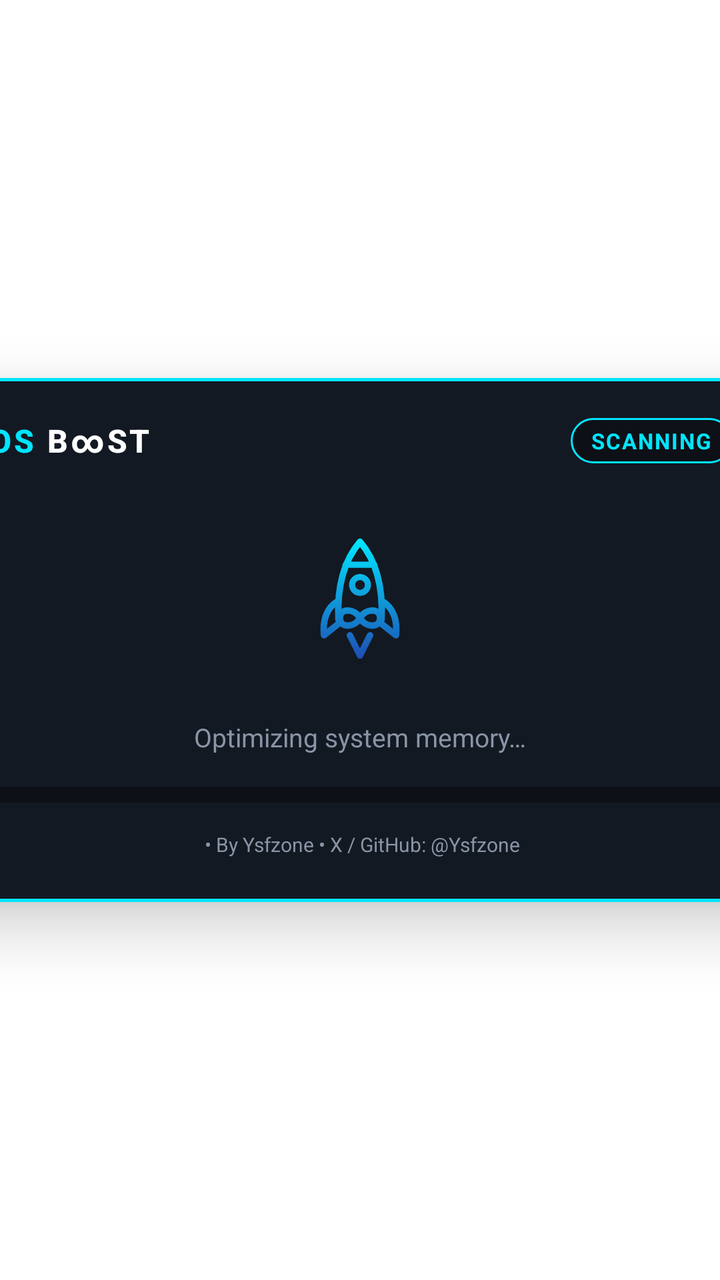
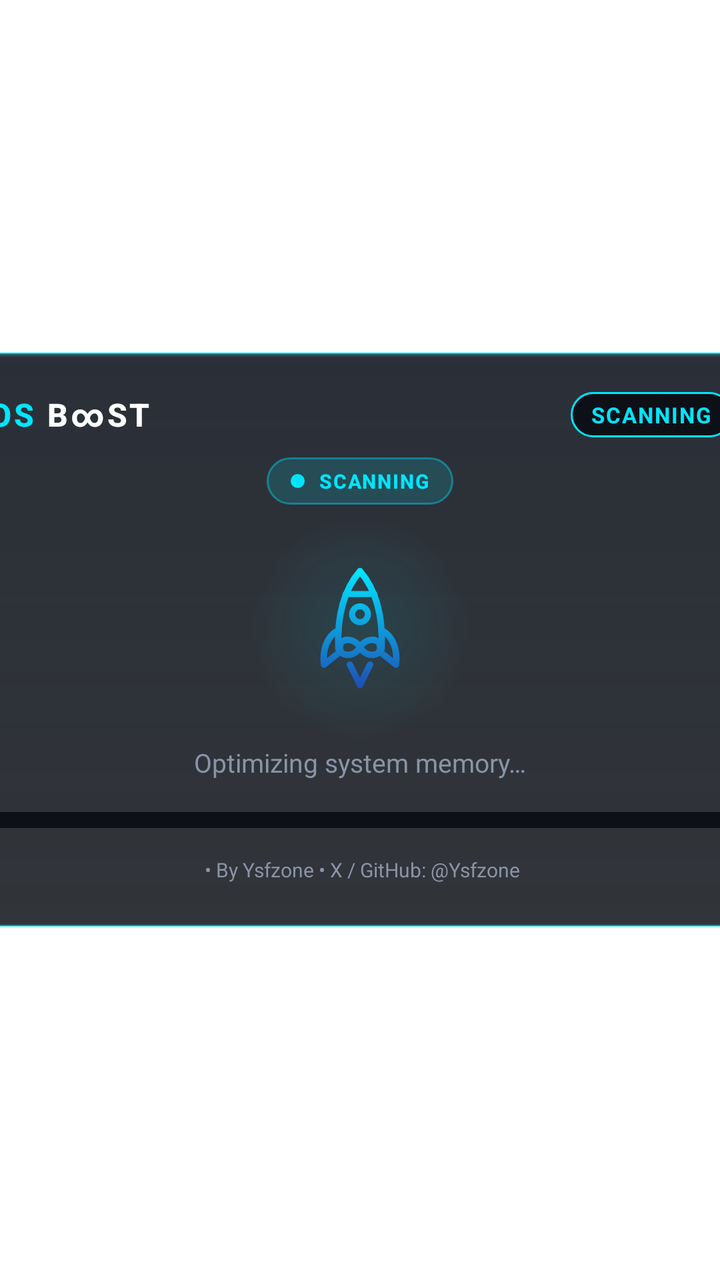

The first picture is an Android layout as it rendered before a commit; the second is the same layout after the commit. The layout source and the unified diff follow.
<!-- AndroidManifest.xml: application theme Theme.OsBoost.Translucent -->
<!-- res/layout/activity_main.xml -->
<?xml version="1.0" encoding="utf-8"?>
<FrameLayout xmlns:android="http://schemas.android.com/apk/res/android"
    android:id="@+id/rootContainer"
    android:layout_width="match_parent"
    android:layout_height="match_parent"
    android:clipChildren="false"
    android:clipToPadding="false">

    <LinearLayout
        android:id="@+id/popupCard"
        android:layout_width="420dp"
        android:layout_height="wrap_content"
        android:layout_gravity="center"
        android:background="@drawable/bg_popup_neon"
        android:clipChildren="false"
        android:clipToPadding="false"
        android:elevation="18dp"
        android:orientation="vertical"
        android:paddingStart="24dp"
        android:paddingTop="20dp"
        android:paddingEnd="24dp"
        android:paddingBottom="22dp">

        
        <LinearLayout
            android:layout_width="match_parent"
            android:layout_height="wrap_content"
            android:gravity="center_vertical"
            android:orientation="horizontal">

            <TextView
                android:id="@+id/tvAppTitleOs"
                android:layout_width="wrap_content"
                android:layout_height="wrap_content"
                android:fontFamily="sans-serif-medium"
                android:letterSpacing="0.08"
                android:text="OS "
                android:textColor="@color/brand_cyan_electric"
                android:textSize="16sp"
                android:textStyle="bold" />

            <TextView
                android:id="@+id/tvAppTitle"
                android:layout_width="wrap_content"
                android:layout_height="wrap_content"
                android:fontFamily="sans-serif-medium"
                android:letterSpacing="0.08"
                android:text="B∞ST"
                android:textColor="@color/brand_white_pure"
                android:textSize="16sp"
                android:textStyle="bold" />

            <View
                android:layout_width="0dp"
                android:layout_height="1dp"
                android:layout_weight="1" />

            <TextView
                android:id="@+id/tvStatusBadge"
                android:layout_width="wrap_content"
                android:layout_height="wrap_content"
                android:background="@drawable/bg_badge_neon"
                android:letterSpacing="0.06"
                android:paddingStart="10dp"
                android:paddingTop="4dp"
                android:paddingEnd="10dp"
                android:paddingBottom="4dp"
                android:text="@string/status_scanning"
                android:textColor="@color/brand_cyan_electric"
                android:textSize="11sp"
                android:textStyle="bold" />
        </LinearLayout>

        
        <FrameLayout
            android:id="@+id/rocketStage"
            android:layout_width="match_parent"
            android:layout_height="112dp"
            android:layout_marginTop="12dp"
            android:clipChildren="false"
            android:clipToPadding="false">

            <ImageView
                android:id="@+id/ivFlame"
                android:layout_width="28dp"
                android:layout_height="28dp"
                android:layout_gravity="center"
                android:layout_marginTop="34dp"
                android:alpha="0"
                android:contentDescription="@null"
                android:src="@drawable/ic_flame" />

            <ImageView
                android:id="@+id/ivRocket"
                android:layout_width="72dp"
                android:layout_height="72dp"
                android:layout_gravity="center"
                android:contentDescription="@string/cd_rocket"
                android:src="@drawable/ic_osboost_rocket" />
        </FrameLayout>

        
        <TextView
            android:id="@+id/tvScanningLabel"
            android:layout_width="match_parent"
            android:layout_height="wrap_content"
            android:layout_marginTop="4dp"
            android:gravity="center"
            android:text="@string/label_scanning_ram"
            android:textColor="@color/brand_silver_muted"
            android:textSize="13sp" />

        
        <LinearLayout
            android:id="@+id/llResults"
            android:layout_width="match_parent"
            android:layout_height="wrap_content"
            android:gravity="center_horizontal"
            android:orientation="vertical"
            android:visibility="gone">

            <TextView
                android:id="@+id/tvAvailableLabel"
                android:layout_width="wrap_content"
                android:layout_height="wrap_content"
                android:text="@string/label_available_ram"
                android:textColor="@color/brand_silver_muted"
                android:textSize="12sp" />

            <TextView
                android:id="@+id/tvHeroRam"
                android:layout_width="wrap_content"
                android:layout_height="wrap_content"
                android:layout_marginTop="2dp"
                android:fontFamily="sans-serif-medium"
                android:textColor="@color/brand_white_pure"
                android:textSize="36sp"
                android:textStyle="bold" />

            <TextView
                android:id="@+id/tvDeltaBadge"
                android:layout_width="wrap_content"
                android:layout_height="wrap_content"
                android:layout_marginTop="6dp"
                android:background="@drawable/bg_badge_neon"
                android:paddingStart="12dp"
                android:paddingTop="4dp"
                android:paddingEnd="12dp"
                android:paddingBottom="4dp"
                android:textColor="@color/brand_cyan_electric"
                android:textSize="13sp"
                android:textStyle="bold" />
        </LinearLayout>

        
        <ProgressBar
            android:id="@+id/pbRam"
            style="?android:attr/progressBarStyleHorizontal"
            android:layout_width="match_parent"
            android:layout_height="8dp"
            android:layout_marginTop="16dp"
            android:max="100"
            android:progress="0"
            android:progressDrawable="@drawable/progress_neon" />

        
        <TextView
            android:id="@+id/tvRamUsage"
            android:layout_width="match_parent"
            android:layout_height="wrap_content"
            android:layout_marginTop="8dp"
            android:gravity="center"
            android:textColor="@color/brand_silver_muted"
            android:textSize="12sp"
            android:visibility="gone" />

        
        <Button
            android:id="@+id/btnUpdate"
            android:layout_width="match_parent"
            android:layout_height="40dp"
            android:layout_marginTop="14dp"
            android:background="@drawable/bg_update_button"
            android:focusable="true"
            android:focusableInTouchMode="true"
            android:nextFocusUp="@id/btnUpdate"
            android:nextFocusDown="@id/btnUpdate"
            android:nextFocusLeft="@id/btnUpdate"
            android:nextFocusRight="@id/btnUpdate"
            android:textAllCaps="false"
            android:textColor="@color/brand_cyan_electric"
            android:textSize="13sp"
            android:textStyle="bold"
            android:visibility="gone" />

        
        <LinearLayout
            android:layout_width="match_parent"
            android:layout_height="wrap_content"
            android:layout_marginTop="14dp"
            android:gravity="center"
            android:layoutDirection="ltr"
            android:orientation="horizontal">

            <TextView
                android:id="@+id/tvFooterVersion"
                android:layout_width="wrap_content"
                android:layout_height="wrap_content"
                android:fontFamily="sans-serif-medium"
                android:textColor="@color/brand_cyan_electric"
                android:textSize="10sp"
                android:textStyle="bold" />

            <TextView
                android:id="@+id/tvFooterAttribution"
                android:layout_width="wrap_content"
                android:layout_height="wrap_content"
                android:text=" • By Ysfzone • X / GitHub: @Ysfzone"
                android:textColor="@color/brand_silver_muted"
                android:textSize="10sp" />
        </LinearLayout>

    </LinearLayout>

</FrameLayout>
<!-- resources referenced by this layout -->
<resources>
  <color name="brand_cyan_electric">#00E5FF</color>
  <color name="brand_silver_muted">#8A94A6</color>
  <color name="brand_white_pure">#FFFFFF</color>
  <!-- drawable bg_badge_neon (drawable) -->
  <?xml version="1.0" encoding="utf-8"?>
  <shape xmlns:android="http://schemas.android.com/apk/res/android"
      android:shape="rectangle">
      <solid android:color="@color/brand_bg_obsidian" />
      <corners android:radius="12dp" />
      <stroke
          android:width="1dp"
          android:color="@color/brand_cyan_electric" />
  </shape>
  <!-- drawable bg_popup_neon (drawable) -->
  <?xml version="1.0" encoding="utf-8"?>
  <shape xmlns:android="http://schemas.android.com/apk/res/android"
      android:shape="rectangle">
      <solid android:color="@color/brand_bg_slate" />
      <corners android:radius="20dp" />
      <stroke
          android:width="1.5dp"
          android:color="@color/brand_cyan_electric" />
  </shape>
  <!-- drawable ic_flame (drawable) -->
  <?xml version="1.0" encoding="utf-8"?>
  <vector xmlns:android="http://schemas.android.com/apk/res/android"
      android:width="32dp"
      android:height="32dp"
      android:viewportWidth="32"
      android:viewportHeight="32">
  
      <path
          android:fillAlpha="0.55"
          android:fillColor="@color/brand_cyan_electric"
          android:pathData="M9,2 L23,2 C23,12 19,24 16,30 C13,24 9,12 9,2 Z" />
  
      <path
          android:fillAlpha="0.9"
          android:fillColor="@color/brand_white_pure"
          android:pathData="M12,2 L20,2 C20,9 17.8,18 16,22 C14.2,18 12,9 12,2 Z" />
  
  </vector>
  <string name="cd_rocket">OS BOOST Rocket</string>
  <string name="label_available_ram">Available RAM</string>
  <string name="label_scanning_ram">Optimizing system memory…</string>
  <string name="status_scanning">SCANNING</string>
  <style name="Theme.OsBoost.Translucent" parent="@android:style/Theme.Translucent.NoTitleBar">
          <item name="android:windowBackground">@android:color/transparent</item>
          <item name="android:windowIsTranslucent">true</item>
          <item name="android:windowNoTitle">true</item>
          <item name="android:windowContentOverlay">@null</item>
          <item name="android:backgroundDimEnabled">true</item>
          <item name="android:backgroundDimAmount">0.55</item>
          <item name="android:windowAnimationStyle">@null</item>
      </style>
  <color name="brand_bg_obsidian">#0D1117</color>
  <color name="brand_bg_slate">#131922</color>
  <color name="brand_blue_cobalt">#1E50B5</color>
  <!-- unchanged entries left out for length: 3 -->
</resources>

<!-- the commit's change to res/layout/activity_main.xml (unified diff, before → after) -->
@@ -72,13 +72,55 @@
         </LinearLayout>
 
         
+        <LinearLayout
+            android:id="@+id/llModePill"
+            android:layout_width="wrap_content"
+            android:layout_height="wrap_content"
+            android:layout_gravity="center_horizontal"
+            android:layout_marginTop="10dp"
+            android:background="@drawable/bg_mode_pill"
+            android:gravity="center_vertical"
+            android:orientation="horizontal"
+            android:paddingStart="12dp"
+            android:paddingTop="5dp"
+            android:paddingEnd="12dp"
+            android:paddingBottom="5dp">
+
+            <ImageView
+                android:id="@+id/ivModeDot"
+                android:layout_width="7dp"
+                android:layout_height="7dp"
+                android:contentDescription="@null"
+                android:src="@drawable/dot_glow_cyan" />
+
+            <TextView
+                android:id="@+id/tvModeLabel"
+                android:layout_width="wrap_content"
+                android:layout_height="wrap_content"
+                android:layout_marginStart="7dp"
+                android:fontFamily="sans-serif-medium"
+                android:letterSpacing="0.06"
+                android:text="@string/status_scanning"
+                android:textColor="@color/brand_cyan_electric"
+                android:textSize="10sp"
+                android:textStyle="bold" />
+        </LinearLayout>
+
+        
         <FrameLayout
             android:id="@+id/rocketStage"
             android:layout_width="match_parent"
-            android:layout_height="112dp"
-            android:layout_marginTop="12dp"
+            android:layout_height="108dp"
+            android:layout_marginTop="8dp"
             android:clipChildren="false"
             android:clipToPadding="false">
+
+            <View
+                android:id="@+id/viewRocketAura"
+                android:layout_width="112dp"
+                android:layout_height="112dp"
+                android:layout_gravity="center"
+                android:background="@drawable/bg_rocket_aura" />
 
             <ImageView
                 android:id="@+id/ivFlame"
<!-- resource entries referenced after the edit -->
@@ -13,15 +13,62 @@
           android:width="1dp"
           android:color="@color/brand_cyan_electric" />
   </shape>
-  <!-- drawable bg_popup_neon (drawable) -->
+  <!-- drawable bg_mode_pill (drawable) -->
   <?xml version="1.0" encoding="utf-8"?>
   <shape xmlns:android="http://schemas.android.com/apk/res/android"
       android:shape="rectangle">
-      <solid android:color="@color/brand_bg_slate" />
-      <corners android:radius="20dp" />
+      <solid android:color="#2600E5FF" />
+      <corners android:radius="16dp" />
       <stroke
-          android:width="1.5dp"
-          android:color="@color/brand_cyan_electric" />
+          android:width="1dp"
+          android:color="#6600E5FF" />
+  </shape>
+  <!-- drawable bg_popup_neon (drawable) -->
+  <?xml version="1.0" encoding="utf-8"?>
+  <layer-list xmlns:android="http://schemas.android.com/apk/res/android">
+      
+      <item>
+          <shape android:shape="rectangle">
+              <gradient
+                  android:angle="270"
+                  android:endColor="#D90D1117"
+                  android:startColor="#E6131922" />
+              <corners android:radius="20dp" />
+              <stroke
+                  android:width="1.2dp"
+                  android:color="#7300E5FF" />
+          </shape>
+      </item>
+      
+      <item
+          android:gravity="top"
+          android:left="24dp"
+          android:right="24dp"
+          android:top="1.5dp">
+          <shape android:shape="rectangle">
+              <size android:height="1dp" />
+              <solid android:color="#14FFFFFF" />
+          </shape>
+      </item>
+  </layer-list>
+  <!-- drawable bg_rocket_aura (drawable) -->
+  <?xml version="1.0" encoding="utf-8"?>
+  <shape xmlns:android="http://schemas.android.com/apk/res/android"
+      android:shape="oval">
+      <gradient
+          android:endColor="#000D1117"
+          android:gradientRadius="56dp"
+          android:startColor="#1A00E5FF"
+          android:type="radial" />
+  </shape>
+  <!-- drawable dot_glow_cyan (drawable) -->
+  <?xml version="1.0" encoding="utf-8"?>
+  <shape xmlns:android="http://schemas.android.com/apk/res/android"
+      android:shape="oval">
+      <solid android:color="@color/brand_cyan_electric" />
+      <size
+          android:width="8dp"
+          android:height="8dp" />
   </shape>
   <!-- drawable ic_flame (drawable) -->
   <?xml version="1.0" encoding="utf-8"?>
@@ -52,11 +99,10 @@
           <item name="android:windowNoTitle">true</item>
           <item name="android:windowContentOverlay">@null</item>
           <item name="android:backgroundDimEnabled">true</item>
-          <item name="android:backgroundDimAmount">0.55</item>
+          <item name="android:backgroundDimAmount">0.35</item>
           <item name="android:windowAnimationStyle">@null</item>
       </style>
   <color name="brand_bg_obsidian">#0D1117</color>
-  <color name="brand_bg_slate">#131922</color>
   <color name="brand_blue_cobalt">#1E50B5</color>
   <!-- unchanged entries left out for length: 3 -->
 </resources>
